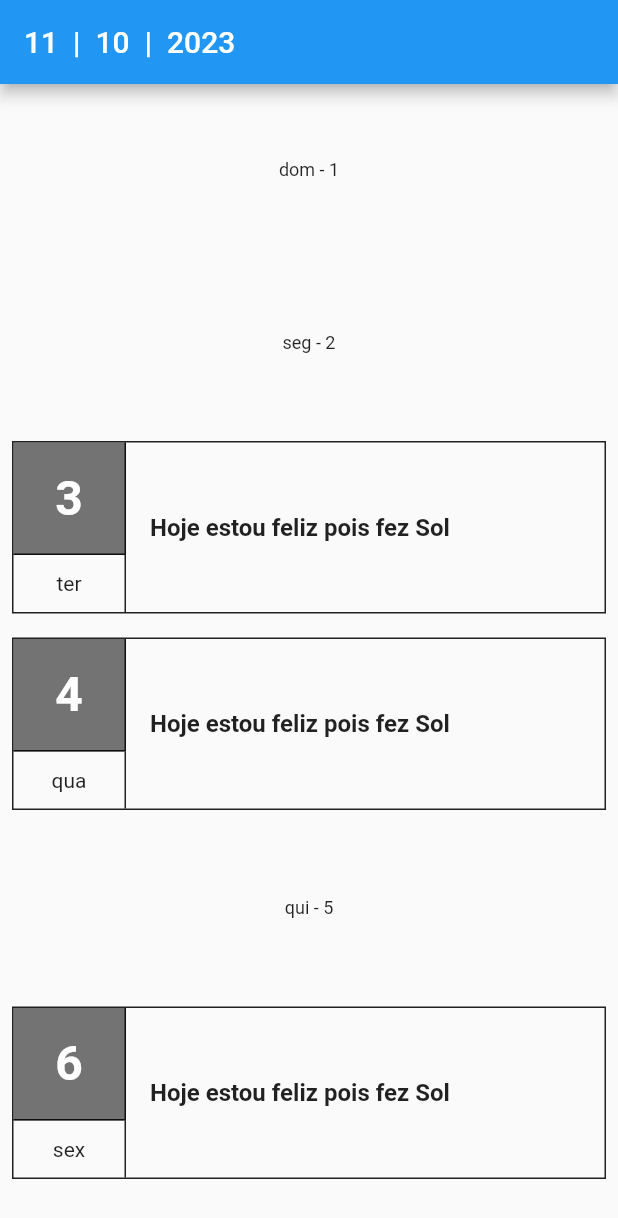
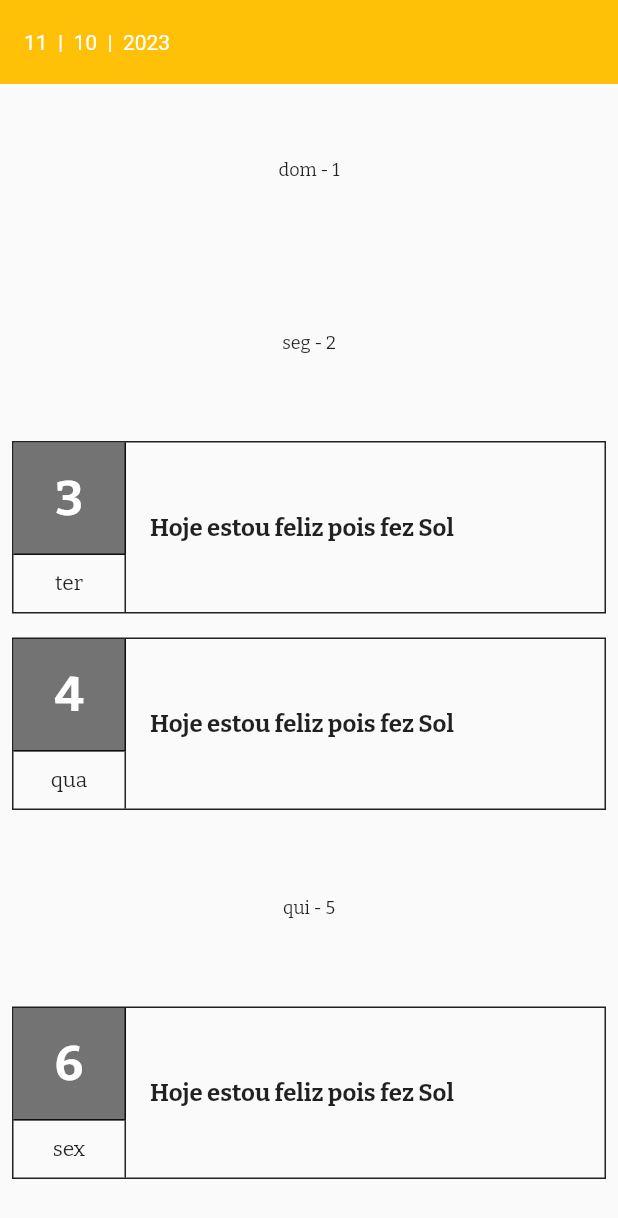
Before and after one commit to GabrielTrigueiro/di-rio_integrado_api, a Flutter app: the screen it shows after launch, on a phone screen of 412 x 824 dp. Shown: the top 1218 px of the screen. Run offline on Flutter 3.47's test engine with Material 2 defaults, Android fonts, the phone set to English and light mode, and no system bars; our stand-ins replace google_fonts.

Commit message:
mudando o tema light e usando google fonts

```diff
--- a/lib/main.dart
+++ b/lib/main.dart
@@ -1,4 +1,5 @@
 import 'package:flutter/material.dart';
+import 'package:google_fonts/google_fonts.dart';
 import 'screens/home_screen/home_screen.dart';
 
 void main() {
@@ -12,6 +13,17 @@ class MyApp extends StatelessWidget {
     return MaterialApp(
       title: 'Simple Journal',
       debugShowCheckedModeBanner: false,
+      //adicioando meu próprio tema
+      theme: ThemeData(
+          textTheme: GoogleFonts.bitterTextTheme(),
+          primarySwatch: Colors.grey,
+          appBarTheme: const AppBarTheme(
+              elevation: 0,
+              backgroundColor: Colors.amber,
+              titleTextStyle: TextStyle(
+                color: Colors.white,
+              ))),
+
       darkTheme: ThemeData.dark(),
       themeMode: ThemeMode.light,
       initialRoute: "home",
--- a/pubspec.yaml
+++ b/pubspec.yaml
@@ -14,6 +14,7 @@ dependencies:
 
   cupertino_icons: ^1.0.2
   uuid: ^3.0.6
+  google_fonts: ^3.0.1
 
 dev_dependencies:
   flutter_test:
```
Also changed, not shown: pubspec.lock, 1 other file.
